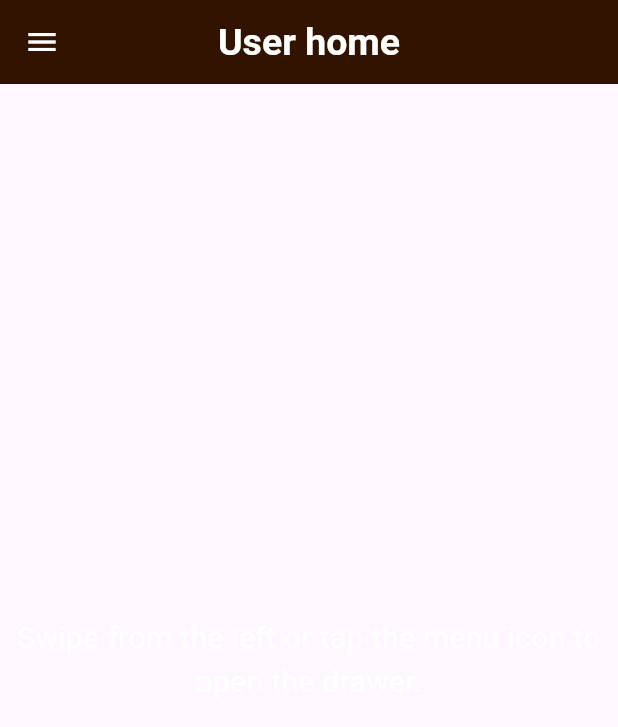
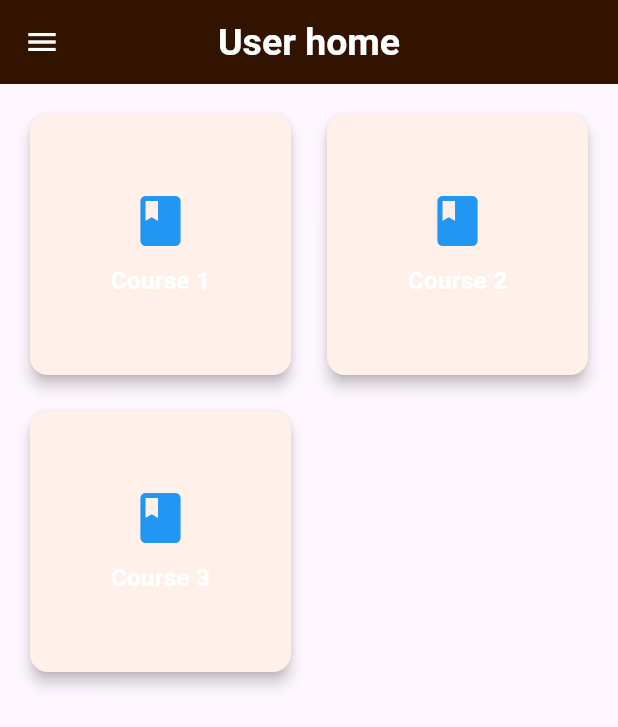
Before and after one commit to MobileProgramming2025/MobileProgramming, a Flutter app: the UserHome screen opened by its route, after a tap on the "menu" icon, after a tap on "Home", on a phone screen of 412 x 824 dp. Shown: the top 727 px of the screen. Run offline on Flutter 3.47's test engine with Material 3 defaults, Android fonts, the phone set to English and light mode, and no system bars; our stand-ins replace cloud_firestore, file_picker, firebase_auth, firebase_core, firebase_storage, flutter_sizer and 1 more; accounts and stored records are empty.

Commit message:
User courses (static)

```diff
--- a/lib/screens/UserScreens/user_home.dart
+++ b/lib/screens/UserScreens/user_home.dart
@@ -8,6 +8,22 @@ class UserHome extends StatefulWidget {
 }
 
 class _UserHomeState extends State<UserHome> {
+  bool isLoading = true;
+  List<String> courses = [];
+
+  @override
+  void initState() {
+    super.initState();
+    _fetchData();
+  }
+
+  Future<void> _fetchData() async {
+    await Future.delayed(Duration(seconds: 2));
+    setState(() {
+      courses = ['Course 1', 'Course 2', 'Course 3'];
+      isLoading = false;
+    });
+  }
 
   @override
   Widget build(BuildContext context) {
@@ -42,13 +58,49 @@ class _UserHomeState extends State<UserHome> {
           ],
         ),
       ),
-      body: Center(
-        child: Text(
-          'Swipe from the left or tap the menu icon to open the drawer.',
-          textAlign: TextAlign.center,
-          style: TextStyle(fontSize: 20),
-        ),
-      ),
+      body: isLoading
+          ? Center(
+            child: CircularProgressIndicator(),
+          )
+          : Padding(
+            padding: const EdgeInsets.all(16.0),
+            child: GridView.builder(
+              gridDelegate: SliverGridDelegateWithFixedCrossAxisCount(
+                crossAxisCount: 2,
+                crossAxisSpacing: 16,
+                mainAxisSpacing: 16,
+              ),
+              itemCount: courses.length,
+              itemBuilder: (context, index) {
+                return GestureDetector(
+                  onTap: () {
+                    // Navigate to course details
+                  },
+                  child: Card(
+                    elevation: 4,
+                    child: Column(
+                      mainAxisAlignment: MainAxisAlignment.center,
+                      children: [
+                        Icon(
+                          Icons.book,
+                          size: 40,
+                          color: Colors.blue,
+                        ),
+                        SizedBox(height: 8),
+                        Text(
+                          courses[index],
+                          style: TextStyle(
+                            fontSize: 16,
+                            fontWeight: FontWeight.bold
+                          ),
+                        ),
+                      ],
+                    ),
+                  ),
+                );
+              }
+            ),
+          )
     );
   }
 }
```
